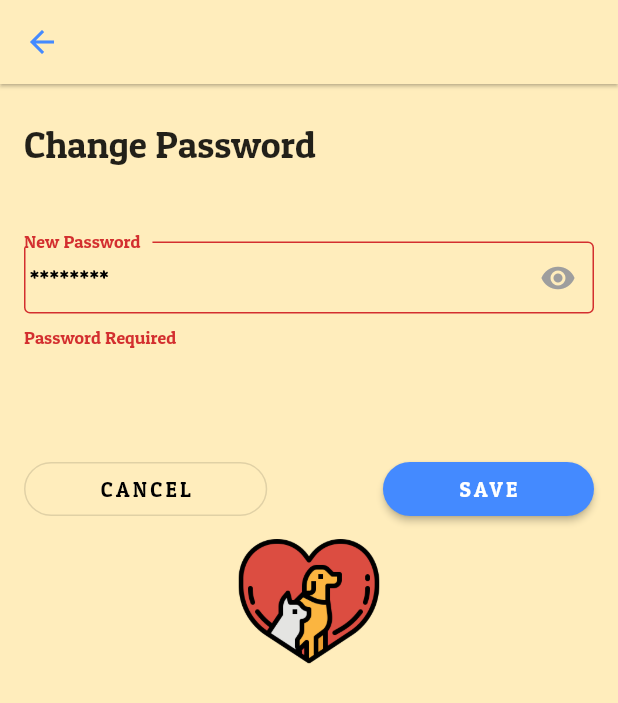
After one commit to edanuroztrk/PetTracker-App, a Flutter app: the EditProfilePage screen opened directly, after a tap on "SAVE", on a phone screen of 412 x 824 dp. The commit adds this screen. Shown: the top 703 px of the screen. Run offline on Flutter 3.47's test engine with Material 2 defaults, Android fonts, the phone set to English and light mode, and no system bars; our stand-ins replace cloud_firestore, firebase_auth, firebase_core, firebase_messaging, firebase_storage, flutter_svg and 1 more; missing offline and left inert: firebase_image; accounts and stored records are empty; project files that could hold a hidden picture were left out.

Commit message:
settings page done

```diff
--- a/lib/Screens/Settings/components/NavigationBar.dart
+++ b/lib/Screens/Settings/components/NavigationBar.dart
@@ -5,6 +5,8 @@ import 'package:petTracker/Screens/PetProfile/components/body.dart';
 import 'package:petTracker/Screens/Settings/components/body.dart';
 import 'package:petTracker/Screens/homePage/components/body.dart';
 import 'package:petTracker/SideBar.dart';
+
+import 'body.dart';
 
 
 class NavigationBar extends StatefulWidget {
--- /dev/null
+++ b/lib/Screens/Settings/components/edit_settings.dart
@@ -0,0 +1,189 @@
+import 'package:flutter/material.dart';
+import 'package:petTracker/Screens/Settings/components/body.dart';
+import 'package:petTracker/Screens/Settings/settings_page.dart';
+import 'package:cloud_firestore/cloud_firestore.dart';
+import 'package:firebase_auth/firebase_auth.dart';
+import 'dart:io';
+
+class EditProfilePage extends StatefulWidget {
+  @override
+  _EditProfilePageState createState() => _EditProfilePageState();
+}
+
+
+class _EditProfilePageState extends State<EditProfilePage> {
+
+  final GlobalKey<FormState> _formkey = GlobalKey<FormState>();
+  final FirebaseAuth auth = FirebaseAuth.instance;
+  TextEditingController passwordController = TextEditingController();
+  final firestoreInstance = FirebaseFirestore.instance;
+  int minLength = 6;
+  bool showPassword = false;
+  String text = "";
+
+  @override
+  Widget build(BuildContext context) {
+    return Scaffold(
+      appBar: AppBar(
+        backgroundColor: Theme.of(context).scaffoldBackgroundColor,
+        elevation: 1,
+        leading: IconButton(
+          icon: Icon(
+            Icons.arrow_back,
+            color: Colors.blueAccent,
+          ),
+          onPressed: () {
+          Navigator.push(context, MaterialPageRoute(builder: (context)=> settings_page()));
+          },
+        ),
+      ),
+      body: Container(
+        padding: EdgeInsets.only(left: 16, top: 25, right: 16),
+       child: Form(
+        key: _formkey,
+        child: GestureDetector(
+          onTap: () {
+            FocusScope.of(context).unfocus();
+          },
+          child: ListView(
+            children: [
+              Text(
+                "Change Password",
+                style: TextStyle(fontSize: 25, fontWeight: FontWeight.w500),
+              ),
+              SizedBox(
+                height: 15,
+              ),
+
+              SizedBox(
+                height: 35,
+              ),
+             // buildTextField("E-mail", "example@mail.com", false),
+              // buildTextField("Current Password", "********", true),
+              buildTextField("New Password", " ********", true),
+             // buildTextField("Location", "TLV, Israel", false),
+              SizedBox(
+                height: 35,
+              ),
+              Row(
+                mainAxisAlignment: MainAxisAlignment.spaceBetween,
+                children: [
+                  OutlineButton(
+                    padding: EdgeInsets.symmetric(horizontal: 50),
+                    shape: RoundedRectangleBorder(
+                        borderRadius: BorderRadius.circular(20)),
+                    onPressed: () {
+                      Navigator.push(context, MaterialPageRoute(builder: (context)=> settings_page()));
+                    },
+                    child: Text("CANCEL",
+                        style: TextStyle(
+                            fontSize: 14,
+                            letterSpacing: 2.2,
+                            color: Colors.black)),
+                  ),
+                  RaisedButton(
+                    onPressed: () {
+                      print(passwordController.text);
+                      var firebaseUser = FirebaseAuth.instance.currentUser;
+
+                      if (_formkey.currentState.validate()) {
+                           firestoreInstance
+                             .collection("Person")
+                             .doc(firebaseUser.uid)
+                             .update({"password; ": passwordController.text})
+                              .then((_) {
+                             print("success!");
+                             ScaffoldMessenger.of(context)
+                                 .showSnackBar(SnackBar(
+                                 content: Text('New password updated!')));
+                             passwordController.clear();
+                           }).catchError((onError) {
+                             ScaffoldMessenger.of(context).showSnackBar(
+                                 SnackBar(content: Text(onError)));
+                           });
+                               }
+                    },
+                    color: Colors.blueAccent,
+                    padding: EdgeInsets.symmetric(horizontal: 50),
+                    elevation: 2,
+                    shape: RoundedRectangleBorder(
+                        borderRadius: BorderRadius.circular(20)),
+                    child: Text(
+                      "SAVE",
+                      style: TextStyle(
+                          fontSize: 14,
+                          letterSpacing: 2.2,
+                          color: Colors.white),
+                    ),
+                  )
+                ],
+
+              ),
+              SizedBox(
+                child: Container(
+                  child: Image.asset(
+                    "assets/images/catdoglove.png",
+                    height:100,
+
+                  ),
+                ),
+              ),
+            ],
+          ),
+        ),
+      ),
+
+      ),
+
+
+    );
+  }
+
+  Widget buildTextField(String labelText, String placeholder, bool isPasswordTextField) {
+
+      return Padding(
+      padding: const EdgeInsets.only(bottom: 35.0),
+      child: TextFormField(
+        obscureText: isPasswordTextField ? showPassword : false,
+        controller: passwordController,
+
+        decoration: InputDecoration(
+            border: OutlineInputBorder(
+              borderSide: BorderSide(color: Colors.blueAccent),
+            ),
+
+            suffixIcon: isPasswordTextField
+                ? IconButton(
+              onPressed: () {
+                setState(() {
+                  showPassword = !showPassword;
+                });
+              },
+              icon: Icon(
+                Icons.remove_red_eye,
+                color: Colors.grey,
+              ),
+            )
+                : null,
+            contentPadding: EdgeInsets.only(bottom: 3),
+            labelText: labelText,
+            floatingLabelBehavior: FloatingLabelBehavior.always,
+            hintText: placeholder,
+            hintStyle: TextStyle(
+              fontSize: 16,
+            //  fontWeight: FontWeight.bold,
+              color: Colors.black,
+            )),
+        validator: (String value){
+          if (value.isEmpty) {
+            return "Password Required";
+          } else if (value.length < 6) {
+            return "Password should be at least 6 characters";
+          }else
+            return null;
+        },
+
+      ),
+    );
+  }
+}
--- a/lib/Screens/Settings/settings_page.dart
+++ b/lib/Screens/Settings/settings_page.dart
@@ -1,6 +1,7 @@
 
 import 'package:flutter/material.dart';
 import 'package:petTracker/Screens/Settings/components/NavigationBar.dart';
+import 'package:petTracker/Screens/Settings/components/body.dart';
 
 
 class settings_page extends StatelessWidget {
```
Also changed, not shown: lib/Screens/Settings/components/body.dart (+195 -4 lines), assets/images/catdoglove.png (added).
